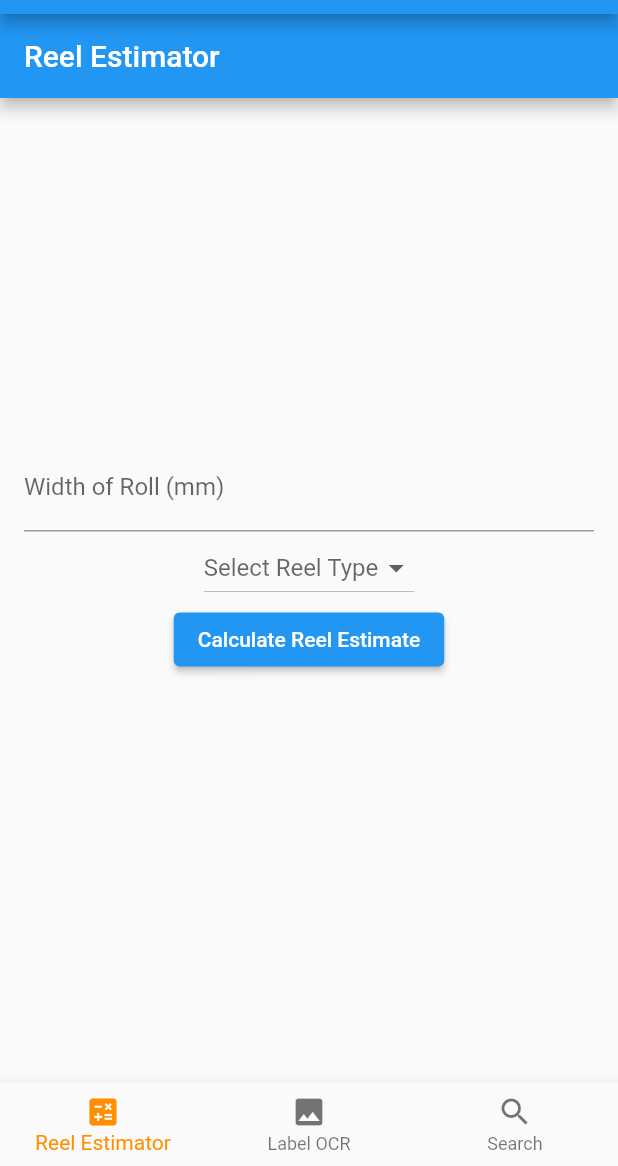
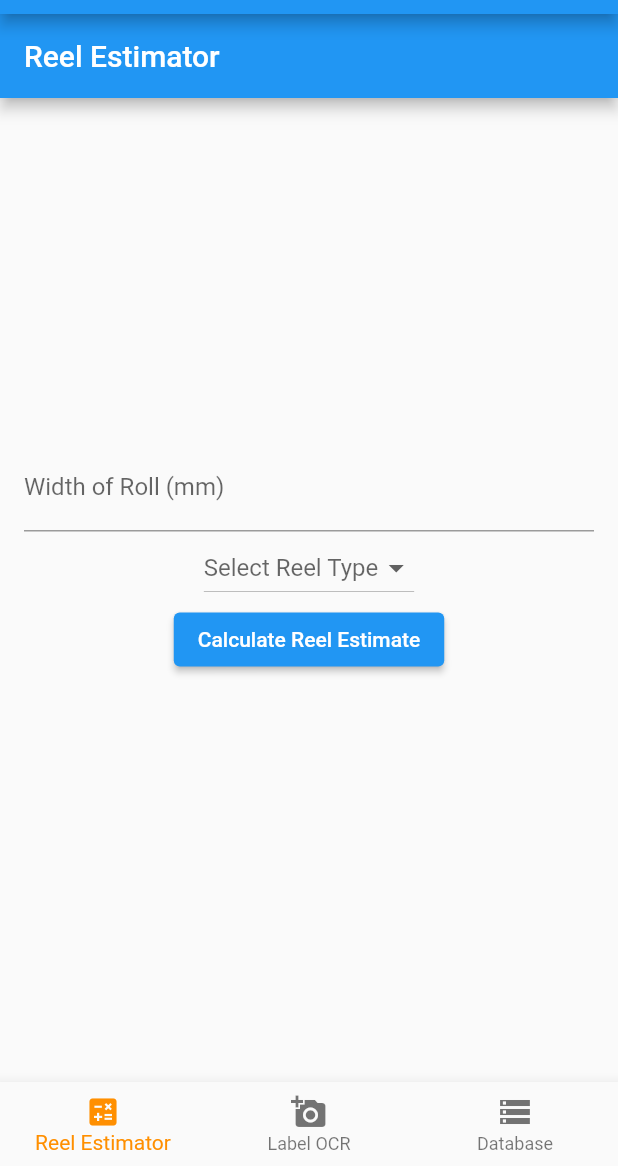
Before and after one commit to Seibell/Component-Reel-Counter, a Flutter app: the screen it shows after launch, on a phone screen of 412 x 824 dp, the part 70-1236 px from its top. Run offline on Flutter 3.47's test engine with Material 2 defaults, Android fonts, the phone set to English and light mode, and no system bars; our stand-ins replace image_cropper, image_picker, sqflite; missing offline and left inert: google_ml_kit; accounts and stored records are empty.

Commit message:
changed icons

```diff
--- a/lib/main.dart
+++ b/lib/main.dart
@@ -67,12 +67,12 @@ class _MyStatefulWidgetState extends State<MyStatefulWidget> {
             label: 'Reel Estimator',
           ),
           BottomNavigationBarItem(
-            icon: Icon(Icons.image),
+            icon: Icon(Icons.add_a_photo),
             label: 'Label OCR',
           ),
           BottomNavigationBarItem(
-            icon: Icon(Icons.search),
-            label: 'Search',
+            icon: Icon(Icons.storage),
+            label: 'Database',
           ),
         ],
         currentIndex: _selectedIndex,
```
